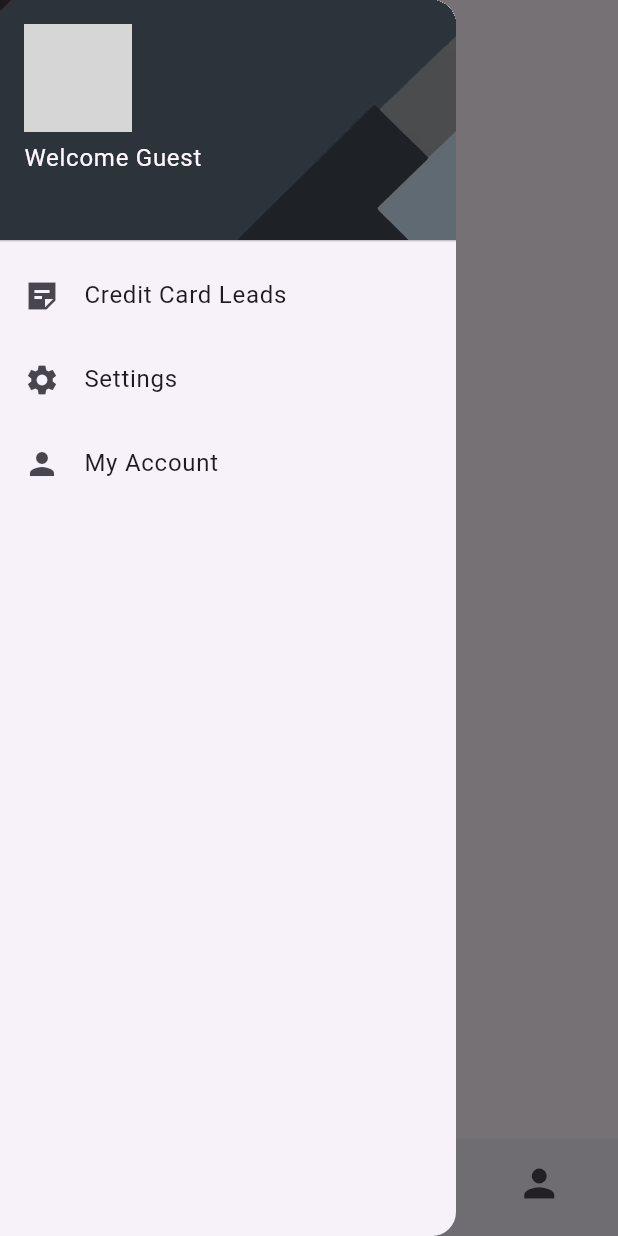
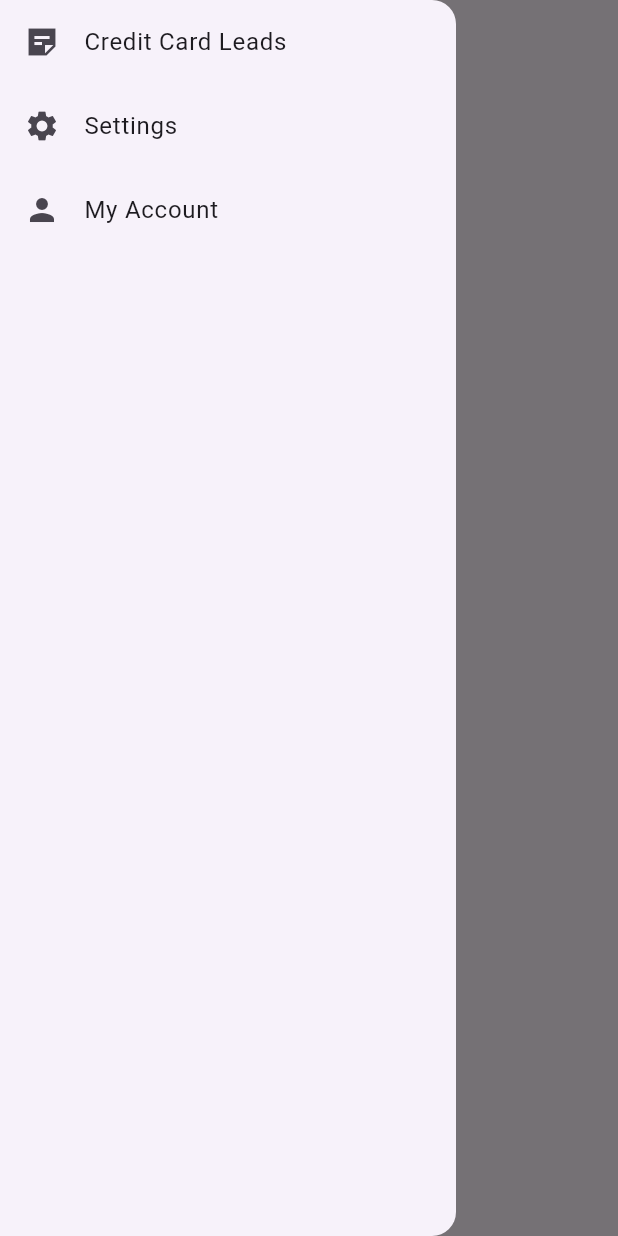
Before and after one commit to finvedge/app.finvedge.com, a Flutter app: the screen it shows after launch, with the side drawer open, on a phone screen of 412 x 824 dp. Run offline on Flutter 3.47's test engine with Material 3 defaults, Android fonts, the phone set to English and light mode, and no system bars; our stand-ins replace dio, flutter_riverpod, get, get_storage, go_router, shared_preferences; generated files the repository leaves out were written again; grey boxes are pictures that could not be loaded.

```diff
--- a/lib/main.dart
+++ b/lib/main.dart
@@ -1,10 +1,13 @@
+import 'package:finvedge/providers/theme_provider.dart';
 import 'package:flutter/material.dart';
 import 'package:flutter/foundation.dart';
 import 'package:flutter/material.dart';
 import 'package:flutter/gestures.dart';
+import 'package:flutter_riverpod/flutter_riverpod.dart';
 
 import 'package:get/get.dart';
 import 'package:get_storage/get_storage.dart';
+import 'providers/router_provider.dart';
 
 // import 'src/app.dart';
 import 'src/controllers/theme_controller.dart';
@@ -29,7 +32,9 @@ void main() async {
   // SettingsController for changes, then passes it further down to the
   // SettingsView.
   // runApp(const MyApp(settingsController: settingsController));
-  runApp(MyApp());
+  runApp(const ProviderScope(
+    child: MyApp(),
+  ));
 }
 
 class MyCustomScrollBehavior extends MaterialScrollBehavior {
@@ -41,21 +46,26 @@ class MyCustomScrollBehavior extends MaterialScrollBehavior {
       };
 }
 
-class MyApp extends StatelessWidget {
-  MyApp({super.key});
-  final ThemeController themeController = Get.put(ThemeController());
+class MyApp extends ConsumerWidget {
+  const MyApp({super.key});
 
   @override
-  Widget build(BuildContext context) {
-    return GetMaterialApp(
+  Widget build(BuildContext context, WidgetRef ref) {
+    final ThemeMode themeMode = ref.watch(themeProvider);
+    final goRouter = ref.watch(goRouterProvider);
+
+    return MaterialApp.router(
       debugShowCheckedModeBanner: false,
+      themeMode: themeMode,
       theme: ThemeData.light(useMaterial3: true),
       darkTheme: ThemeData.dark(useMaterial3: true),
-      themeMode: themeController.theme,
       locale: const Locale('en'),
-      fallbackLocale: const Locale('en'),
+      // fallbackLocale: const Locale('en'),
       scrollBehavior: MyCustomScrollBehavior(),
-      home: SplashScreen(),
+      routerConfig: goRouter,
+      // routerDelegate: goRouter.routerDelegate,
+      // routeInformationParser: goRouter.routeInformationParser,
+      // home: SplashScreen(),
     );
   }
 }
--- /dev/null
+++ b/lib/providers/router_provider.dart
@@ -0,0 +1,48 @@
+import 'package:flutter/material.dart';
+import 'package:go_router/go_router.dart';
+import 'package:flutter_riverpod/flutter_riverpod.dart';
+// import 'package:shared_preferences/shared_preferences.dart';
+
+import '../screens/settings_screen.dart';
+import '../screens/home_screen.dart';
+
+final goRouterProvider = Provider<GoRouter>((ref) {
+  return GoRouter(
+    debugLogDiagnostics: true,
+    initialLocation: '/',
+    routes: [
+      GoRoute(
+        path: '/',
+        builder: (BuildContext context, GoRouterState state) {
+
+          return HomeScreen();
+        },
+        routes: [
+          GoRoute(
+            path: 'settings',
+            builder: (BuildContext context, GoRouterState state) =>
+                SettingsScreen(),
+          ),
+        ],
+      ),
+    ],
+    // redirect: (context, state) async {
+    //   final prefs = await SharedPreferences.getInstance();
+    //   final lastLocation = prefs.getString('lastLocation') ?? '/';
+    //   if (state.location == '/') {
+    //     return lastLocation;
+    //   }
+    //   return null;
+    // },
+    // navigatorBuilder: (context, state, child) {
+    //   return WillPopScope(
+    //     onWillPop: () async {
+    //       final prefs = await SharedPreferences.getInstance();
+    //       prefs.setString('lastLocation', state.location);
+    //       return true;
+    //     },
+    //     child: child,
+    //   );
+    // },
+  );
+});
--- /dev/null
+++ b/lib/providers/user_provider.dart
@@ -0,0 +1,5 @@
+import 'package:flutter/material.dart';
+import 'package:flutter_riverpod/flutter_riverpod.dart';
+import 'package:shared_preferences/shared_preferences.dart';
+
+import '../models/user.dart';
--- /dev/null
+++ b/lib/screens/home_screen.dart
@@ -0,0 +1,32 @@
+import 'package:flutter/material.dart';
+import 'package:go_router/go_router.dart';
+
+import '../widgets/drawer.dart';
+
+class HomeScreen extends StatelessWidget {
+  const HomeScreen({super.key});
+
+  @override
+  Widget build(BuildContext context) {
+    return Scaffold(
+      appBar: AppBar(
+        title: const Text('Finvedge'),
+      ),
+      drawer: const MyDrawer(),
+      body: SingleChildScrollView(
+        child: Column(
+          children: [
+            Text('testing'),
+            ElevatedButton(
+              onPressed: () {
+                context.go('/settings');
+                // GoRouter.of(context).go('/settings');
+              },
+              child: Text('test'),
+            ),
+          ],
+        ),
+      ),
+    );
+  }
+}
--- a/lib/src/screens/welcome_screen.dart
+++ b/lib/src/screens/welcome_screen.dart
@@ -6,7 +6,7 @@ import '../controllers/auth_controller.dart';
 // import '../screens/notes_screen.dart';
 import '../screens/account_screen.dart';
 import '../screens/auth_screen.dart';
-import '../screens/settings_screen.dart';
+import '../../screens/settings_screen.dart';
 import '../widgets/my_bottom_app_bar.dart';
 
 import '../services/api.dart';
--- /dev/null
+++ b/lib/widgets/drawer.dart
@@ -0,0 +1,81 @@
+import 'package:flutter/material.dart';
+import 'package:go_router/go_router.dart';
+
+class MyDrawer extends StatelessWidget {
+  const MyDrawer({super.key});
+
+  @override
+  Widget build(BuildContext context) {
+    return Drawer(
+      child: ListView(
+        children: [
+          // UserAccountsDrawerHeader(
+          //   accountName: Text(
+          //       _authController.isLoggedIn.value ? _authController.user.value.name : 'Welcome Guest'),
+          //   accountEmail: Text(
+          //       _authController.isLoggedIn.value ? _authController.user.value.email : ''),
+          //   currentAccountPicture: CircleAvatar(
+          //     backgroundImage: NetworkImage(_authController.isLoggedIn.value
+          //         ? _authController.user.value.image
+          //         : 'https://dummyimage.com/300&text=+'),
+          //   ),
+          //   decoration: const BoxDecoration(
+          //     color: Colors.black,
+          //     image: DecorationImage(
+          //       image: AssetImage('assets/images/drawer_header.jpg'),
+          //       fit: BoxFit.cover,
+          //     ),
+          //   ),
+          //   // otherAccountsPictures: [
+          //   //   CircleAvatar(
+          //   //     backgroundColor: Colors.white,
+          //   //     backgroundImage: NetworkImage('https://dummyimage.com/90'),
+          //   //   )
+          //   // ],
+          // ),
+          ListTile(
+            title: const Text('Credit Card Leads'),
+            leading: const Icon(Icons.sticky_note_2_sharp),
+            onTap: () {
+              Navigator.pop(context);
+              // Get.to(
+              //   () => NotesScreen(),
+              //   preventDuplicates: true,
+              // );
+            },
+          ),
+          ListTile(
+            leading: const Icon(Icons.settings),
+            title: const Text('Settings'),
+            onTap: () {
+              Navigator.pop(context);
+              context.go('/settings');
+              // Get.to(
+              //   () => SettingsScreen(),
+              //   preventDuplicates: true,
+              // );
+            },
+          ),
+          ListTile(
+            title: const Text('My Account'),
+            leading: const Icon(Icons.person),
+            onTap: () {
+              Navigator.pop(context);
+              // if (_authController.isLoggedIn.value) {
+              //   Get.to(
+              //     () => AccountScreen(),
+              //     preventDuplicates: true,
+              //   );
+              // } else {
+              //   // Get.to(
+              //   //   () => AuthScreen(),
+              //   //   preventDuplicates: true,
+              //   // );
+              // }
+            },
+          ),
+        ],
+      ),
+    );
+  }
+}
```
Also changed, not shown: lib/models/user.dart (added, +21 -0 lines), lib/providers/theme_provider.dart (added, +52 -0 lines), lib/screens/settings_screen.dart (added, +82 -0 lines), lib/screens/splash_screen.dart (added, +19 -0 lines), pubspec.yaml (+7 -2 lines), lib/routes.dart (added), pubspec.lock.
